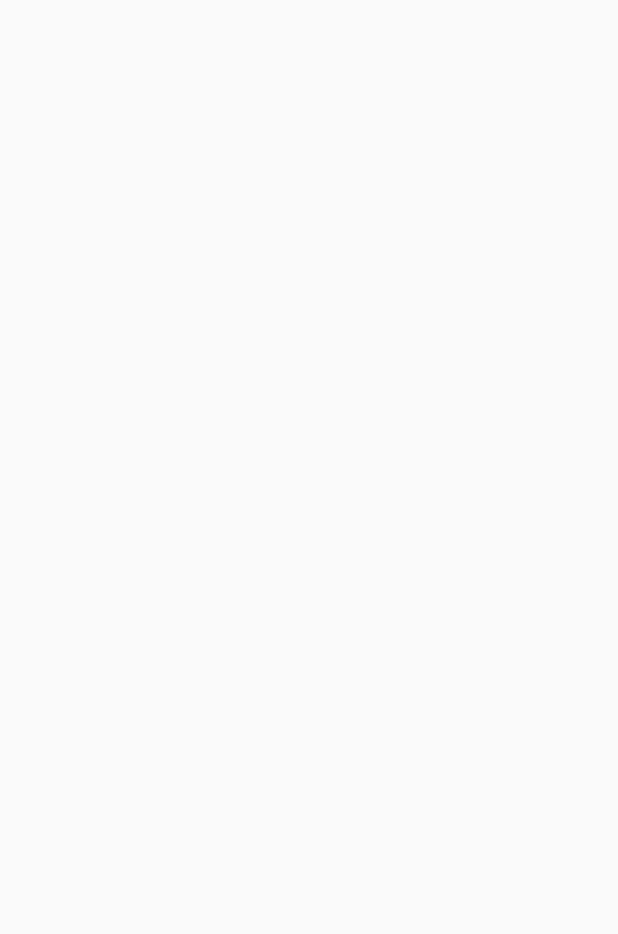
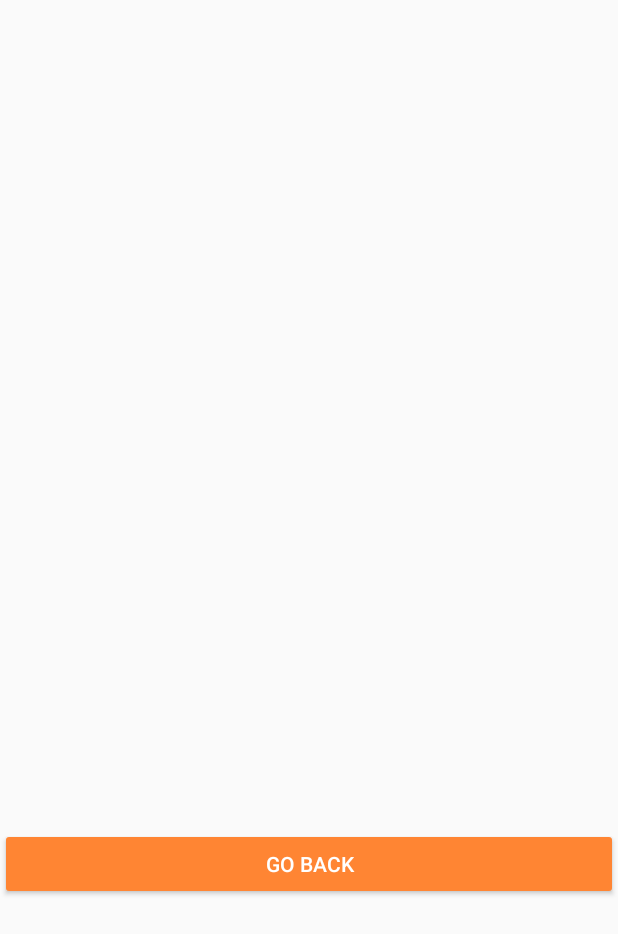
Before and after one commit to Nukki/attenDONE, an Android app: the HistoryActivity screen opened directly, with no data from a screen before it, on a phone screen of 412 x 824 dp. Before the commit the part shown is empty. Shown: the top 934 px of the screen. Run offline under Robolectric (Android 15) with nearby library versions, the phone set to English and light mode, and no system bars.

Commit message:
it works

```diff
--- a/app/src/main/java/codes/nukki/scan/HistoryActivity.java
+++ b/app/src/main/java/codes/nukki/scan/HistoryActivity.java
@@ -1,31 +1,57 @@
 package codes.nukki.scan;
 
 import android.content.Context;
+import android.content.Intent;
 import android.content.SharedPreferences;
 import android.support.v7.app.AppCompatActivity;
 import android.os.Bundle;
 import android.util.Log;
+import android.view.View;
 import android.widget.TextView;
 
+import java.io.Serializable;
 import java.util.Map;
 
 public class HistoryActivity extends AppCompatActivity {
+    TextView label;
 
     @Override
     protected void onCreate(Bundle savedInstanceState) {
         super.onCreate(savedInstanceState);
         setContentView(R.layout.activity_history);
-        TextView label = (TextView) findViewById(R.id.text);
-        SharedPreferences sharedPref = getPreferences(Context.MODE_PRIVATE);
-        Map<String, ?> pref = sharedPref.getAll();
-        String output = "";
-        for (Map.Entry<String, ?> entry : pref.entrySet()) {
-            //System.out.println(“Key = ” + entry.getKey() + “, Value = ” + entry.getValue());
-            output += entry.getKey() + " " + entry.getValue() + "\n";
-        }
-        Log.e("test"," " + sharedPref.getInt("Nikki Jack",0));
-        label.setText(output);
+        label = (TextView) findViewById(R.id.text);
+        label.setText("YOOOO");
+//        Map<String, ?> pref = (Map<String, ?>)getIntent().getSerializableExtra("missed");
+//
+//        Log.e("all prefs"," " + pref.toString());
+//        String output = "";
+//        for (Map.Entry<String, ?> entry : pref.entrySet()) {
+//            output += entry.getKey() + "  " + entry.getValue() + "\n";
+//        }
+//        label.setText(output);
 
 
     }
+
+    @Override
+    protected void onStart() {
+        super.onStart();
+        Map<String, ?> pref = (Map<String,Integer>)getIntent().getSerializableExtra("missed");
+
+        if( pref != null)
+        Log.e("all prefs"," " + pref.toString());
+
+        String output = "";
+        if (pref!= null) {
+            for (Map.Entry<String, ?> entry : pref.entrySet()) {
+                output += entry.getKey() + "  \t  " + entry.getValue() + "\n";
+            }
+        }
+        label.setText(output);
+    }
+
+    public void onBack(View v) {
+        Intent intent = new Intent(this, OptionsActivity.class);
+        startActivity(intent);
+    }
 }
--- a/app/src/main/java/codes/nukki/scan/MainActivity.java
+++ b/app/src/main/java/codes/nukki/scan/MainActivity.java
@@ -32,6 +32,7 @@ import org.json.JSONObject;
 import java.io.File;
 import java.io.IOException;
 import java.io.InputStream;
+import java.io.Serializable;
 import java.sql.Date;
 import java.text.SimpleDateFormat;
 import java.util.ArrayList;
@@ -179,6 +180,7 @@ public class MainActivity extends Activity {
 
 //        writeAttendanceToHistory();
         Intent intent = new Intent(this, OptionsActivity.class);
+        intent.putExtra("missed", (Serializable) sharedPref.getAll());
         startActivity(intent);
     }
 
--- a/app/src/main/java/codes/nukki/scan/OptionsActivity.java
+++ b/app/src/main/java/codes/nukki/scan/OptionsActivity.java
@@ -4,6 +4,9 @@ import android.content.Intent;
 import android.support.v7.app.AppCompatActivity;
 import android.os.Bundle;
 import android.view.View;
+
+import java.io.Serializable;
+import java.util.Map;
 
 public class OptionsActivity extends AppCompatActivity {
 
@@ -20,7 +23,9 @@ public class OptionsActivity extends AppCompatActivity {
     }
 
     public void onHistoryClicked( View v) {
+        Map<String, Integer> pref = (Map<String,Integer>)getIntent().getSerializableExtra("missed");
         Intent intent = new Intent(this, HistoryActivity.class);
+        intent.putExtra("missed", (Serializable) pref);
         startActivity(intent);
 
     }
--- a/app/src/main/res/layout/activity_history.xml
+++ b/app/src/main/res/layout/activity_history.xml
@@ -1,5 +1,5 @@
 <?xml version="1.0" encoding="utf-8"?>
-<android.support.constraint.ConstraintLayout xmlns:android="http://schemas.android.com/apk/res/android"
+<RelativeLayout xmlns:android="http://schemas.android.com/apk/res/android"
     xmlns:app="http://schemas.android.com/apk/res-auto"
     xmlns:tools="http://schemas.android.com/tools"
     android:layout_width="match_parent"
@@ -11,6 +11,16 @@
         android:layout_width="match_parent"
         android:layout_height="match_parent"
         android:text="TextView"
-        tools:layout_editor_absoluteX="16dp"
-        tools:layout_editor_absoluteY="16dp" />
-</android.support.constraint.ConstraintLayout>
+        android:textSize="24sp" />
+
+    <Button
+        android:id="@+id/button"
+        style="@style/Widget.AppCompat.Button.Colored"
+        android:layout_width="match_parent"
+        android:layout_height="wrap_content"
+        android:layout_alignParentTop="true"
+        android:layout_centerHorizontal="true"
+        android:layout_marginTop="552dp"
+        android:onClick="onBack"
+        android:text="go back" />
+</RelativeLayout>
--- a/app/src/main/res/layout/activity_main.xml
+++ b/app/src/main/res/layout/activity_main.xml
@@ -10,13 +10,13 @@
         android:layout_marginTop="10dp"
         android:background="@color/colorPrimary"
         android:textAlignment="center"
-        android:textSize="60sp" />
+        android:textSize="36sp" />
 
     <ListView
         android:id="@+id/attendance_sheet"
 
         android:layout_width="wrap_content"
-        android:layout_height="498dp" />
+        android:layout_height="455dp" />
 
     <Button
         android:id="@+id/done"
```
